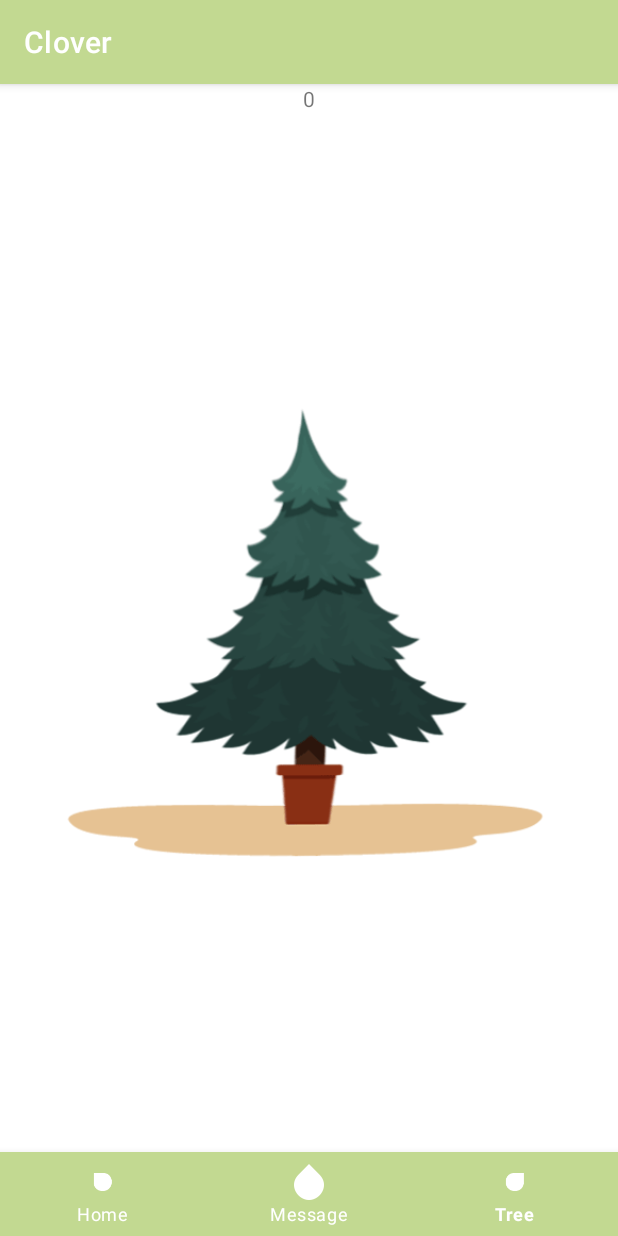
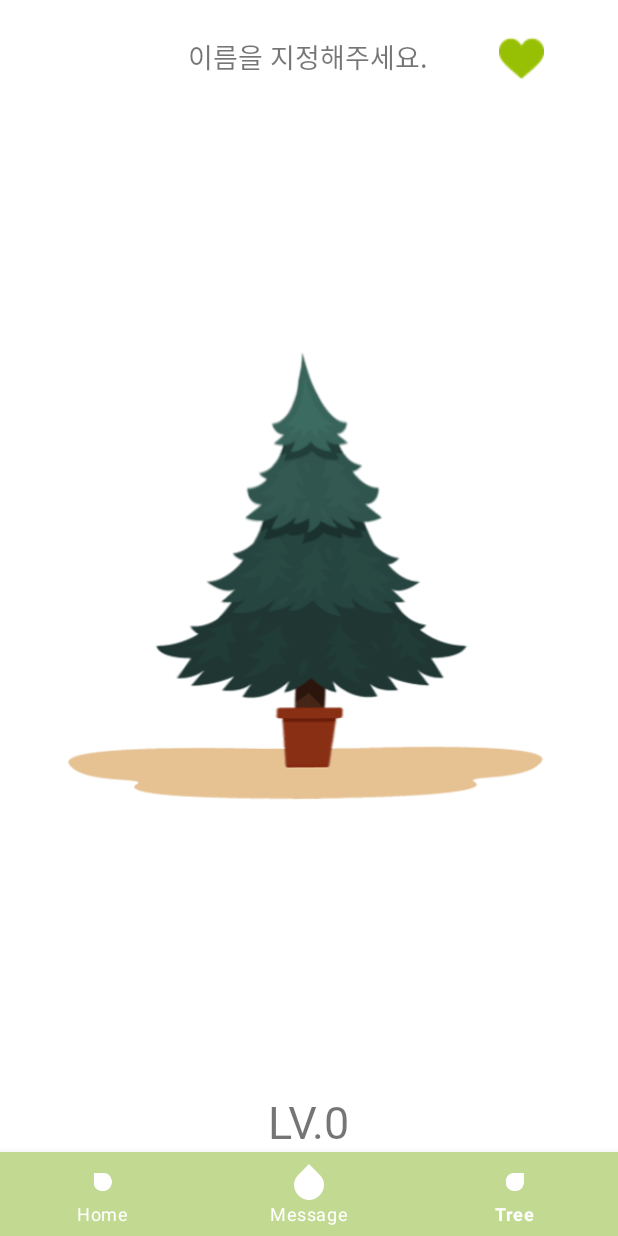
Before and after one commit to ParkSeungSu/CloverProject, an Android app: the screen it shows after launch (MainActivity), item 3 of the bottom bar chosen, on a phone screen of 412 x 824 dp. Run offline under Robolectric (Android 15) with nearby library versions, the phone set to English and light mode, and no system bars; our stand-ins replace Volley; pictures from the network do not load; 4 statements that could not run were skipped.

Commit message:
Edit Tree Name

```diff
--- a/app/src/main/java/halla/icsw/clover/fragment/TreerFagment.java
+++ b/app/src/main/java/halla/icsw/clover/fragment/TreerFagment.java
@@ -1,5 +1,7 @@
 package halla.icsw.clover.fragment;
 
+import android.app.AlertDialog;
+import android.content.DialogInterface;
 import android.content.SharedPreferences;
 import android.os.Bundle;
 
@@ -10,6 +12,7 @@ import android.view.View;
 import android.view.ViewGroup;
 import android.widget.Button;
 import android.widget.EditText;
+import android.widget.ImageButton;
 import android.widget.ImageView;
 import android.widget.TextView;
 import android.widget.Toast;
@@ -26,7 +29,10 @@ public class TreerFagment extends Fragment {
 
     private View view;
     private TextView treeNameText;
+    private TextView nameText;
 
+    ImageButton nameButton;
+    String savedName;
     int savedCount;
     private ImageView treeImage;
     static private String SHARE_NAME = "SHARE_REF";
@@ -45,17 +51,61 @@ public class TreerFagment extends Fragment {
         treeNameText = view.findViewById(R.id.treeName);
         savedCount = getSavedCount();
 
-        treeNameText.setText(String.valueOf(savedCount));
-
+        treeNameText.setText("LV."+String.valueOf(savedCount));
+        nameText=view.findViewById(R.id.nameView);
+        nameText.setText(getSavedName());
+        nameButton=view.findViewById(R.id.NameIgBt);
         treeImage = view.findViewById(R.id.treeImageView);
         treeImageSet();
+
+        AlertDialog.Builder ad = new AlertDialog.Builder(getActivity());
+
+        ad.setTitle("이름 입력");       // 제목 설정
+        ad.setMessage("나무에 이름을 지어주세요.");   // 내용 설정
+
+// EditText 삽입하기
+        final EditText et = new EditText(getActivity());
+        ad.setView(et);
+
+// 확인 버튼 설정
+        ad.setPositiveButton("저장", new DialogInterface.OnClickListener() {
+            @Override
+            public void onClick(DialogInterface dialog, int which) {
+
+                // Text 값 받아서 로그 남기기
+                String value = et.getText().toString();
+
+                setSavedName(value);
+                nameText.setText(getSavedName());
+                dialog.dismiss();     //닫기
+                // Event
+            }
+        });
+
+
+// 취소 버튼 설정
+        ad.setNegativeButton("No", new DialogInterface.OnClickListener() {
+            @Override
+            public void onClick(DialogInterface dialog, int which) {
+                dialog.dismiss();     //닫기
+                // Event
+            }
+        });
+
+        nameButton.setOnClickListener(new View.OnClickListener() {
+            @Override
+            public void onClick(View view) {
+                ad.show();
+            }
+        });
+
 
         return view;
     }
 
-    public void setSavedCount() {
+    public void setSavedName(String name) {
         savedCount = getSavedCount() + 1;
-        editor.putInt("count", savedCount);
+        editor.putString("name", name);
         editor.commit();
     }
 
@@ -63,40 +113,47 @@ public class TreerFagment extends Fragment {
         return sharedPreferences.getInt("count", 0);
     }
 
+    public String getSavedName() {
+        return sharedPreferences.getString("name", "이름을 지정해주세요.");
+    }
+
     public void treeImageSet() {
         savedCount = getSavedCount();
-        if (savedCount >= 0 && savedCount <= 4) {
+        if (savedCount >= 0 && savedCount <= 1) {
             GlideDrawableImageViewTarget gifImage = new GlideDrawableImageViewTarget(treeImage);
             Glide.with(getActivity()).load(R.drawable.tree1).override(600,600).into(gifImage);
             Toast.makeText(getActivity(), "모두에게 응원의 메시지!", Toast.LENGTH_SHORT).show();
-        } else if (savedCount >= 5 && savedCount <= 9) {
+        } else if (savedCount >= 2 && savedCount <= 3) {
             GlideDrawableImageViewTarget gifImage = new GlideDrawableImageViewTarget(treeImage);
             Glide.with(getActivity()).load(R.drawable.tree2).override(600,600).into(gifImage);
             Toast.makeText(getActivity(), "잎이 생겼어요!", Toast.LENGTH_SHORT).show();
-        } else if (savedCount >= 10 && savedCount <= 14) {
+        } else if (savedCount >= 4 && savedCount <= 5) {
             GlideDrawableImageViewTarget gifImage = new GlideDrawableImageViewTarget(treeImage);
             Glide.with(getActivity()).load(R.drawable.tree3).override(600,600).into(gifImage);
             Toast.makeText(getActivity(), "쑥쑥 자랐어요!", Toast.LENGTH_SHORT).show();
-        } else if (savedCount >= 15 && savedCount <= 19) {
+        } else if (savedCount >= 6 && savedCount <= 7) {
             GlideDrawableImageViewTarget gifImage = new GlideDrawableImageViewTarget(treeImage);
             Glide.with(getActivity()).load(R.drawable.tree4).override(600,600).into(gifImage);
             Toast.makeText(getActivity(), "무럭무럭 자랐어용!", Toast.LENGTH_SHORT).show();
-        } else if (savedCount >= 20 && savedCount <= 24) {
+        } else if (savedCount >= 8 && savedCount <= 9) {
             GlideDrawableImageViewTarget gifImage = new GlideDrawableImageViewTarget(treeImage);
             Glide.with(getActivity()).load(R.drawable.tree5).override(600,600).into(gifImage);
-        } else if (savedCount >= 25 && savedCount <= 29) {
+            Toast.makeText(getActivity(), "쑥쑥 자랐어용!", Toast.LENGTH_SHORT).show();
+        } else if (savedCount >= 10 && savedCount <= 11) {
             GlideDrawableImageViewTarget gifImage = new GlideDrawableImageViewTarget(treeImage);
             Glide.with(getActivity()).load(R.drawable.tree6).override(600,600).into(gifImage);
-        } else if (savedCount >= 30 && savedCount <= 34) {
+            Toast.makeText(getActivity(), "정말 자상한 분이시군요!", Toast.LENGTH_SHORT).show();
+        } else if (savedCount >= 12 && savedCount <= 13) {
             GlideDrawableImageViewTarget gifImage = new GlideDrawableImageViewTarget(treeImage);
             Glide.with(getActivity()).load(R.drawable.tree7).override(600,600).into(gifImage);
-        } else if (savedCount >= 35 && savedCount <= 39) {
+            Toast.makeText(getActivity(), "와! 많은 분들의 당신의 메시지를 보고 힘을 얻었어요!", Toast.LENGTH_SHORT).show();
+        } else if (savedCount >= 14 && savedCount <= 15) {
             GlideDrawableImageViewTarget gifImage = new GlideDrawableImageViewTarget(treeImage);
             Glide.with(getActivity()).load(R.drawable.tree8).override(600,600).into(gifImage);
-        } else if (savedCount >= 40 && savedCount <= 44) {
+        } else if (savedCount >= 16 && savedCount <= 17) {
             GlideDrawableImageViewTarget gifImage = new GlideDrawableImageViewTarget(treeImage);
             Glide.with(getActivity()).load(R.drawable.tree9).override(600,600).into(gifImage);
-        } else if (savedCount >= 45 && savedCount <= 49) {
+        } else if (savedCount >= 18 && savedCount <= 19) {
             GlideDrawableImageViewTarget gifImage = new GlideDrawableImageViewTarget(treeImage);
             Glide.with(getActivity()).load(R.drawable.tree10).override(600,600).into(gifImage);
         }else {
--- a/app/src/main/res/layout/fragment_main.xml
+++ b/app/src/main/res/layout/fragment_main.xml
@@ -19,7 +19,8 @@
             <androidx.recyclerview.widget.RecyclerView
                 android:id="@+id/recycler"
                 android:layout_width="match_parent"
-                android:layout_height="400dp"></androidx.recyclerview.widget.RecyclerView>
+                android:layout_height="400dp"
+                android:layout_marginTop="20dp"></androidx.recyclerview.widget.RecyclerView>
 
             <LinearLayout
                 android:layout_width="match_parent"
--- a/app/src/main/res/layout/fragment_tree.xml
+++ b/app/src/main/res/layout/fragment_tree.xml
@@ -4,20 +4,14 @@
     xmlns:tools="http://schemas.android.com/tools"
     android:layout_width="match_parent"
     android:layout_height="match_parent"
+    android:background="#FFFFFF"
+    android:backgroundTint="#FFFFFF"
+    android:foregroundTint="#00FFFFFF"
     tools:context=".fragment.TreerFagment">
 
     <androidx.constraintlayout.widget.ConstraintLayout
         android:layout_width="match_parent"
         android:layout_height="match_parent">
-
-        <TextView
-            android:id="@+id/treeName"
-            android:layout_width="wrap_content"
-            android:layout_height="wrap_content"
-            android:text="TextView"
-            app:layout_constraintEnd_toEndOf="parent"
-            app:layout_constraintStart_toStartOf="parent"
-            app:layout_constraintTop_toTopOf="parent" />
 
         <ImageView
             android:id="@+id/treeImageView"
@@ -27,7 +21,43 @@
             app:layout_constraintBottom_toBottomOf="parent"
             app:layout_constraintEnd_toEndOf="parent"
             app:layout_constraintStart_toStartOf="parent"
-            app:layout_constraintTop_toBottomOf="@+id/treeName" />
+            app:layout_constraintTop_toTopOf="parent" />
+
+        <TextView
+            android:id="@+id/treeName"
+            android:layout_width="wrap_content"
+            android:layout_height="wrap_content"
+            android:fontFamily="@font/tmoneyroundwindregular"
+            android:text="TextView"
+            android:textSize="30sp"
+            app:layout_constraintBottom_toBottomOf="parent"
+            app:layout_constraintEnd_toEndOf="parent"
+            app:layout_constraintStart_toStartOf="parent" />
+
+        <TextView
+            android:id="@+id/nameView"
+            android:layout_width="wrap_content"
+            android:layout_height="wrap_content"
+            android:layout_marginTop="24dp"
+            android:fontFamily="@font/tmoneyroundwindregular"
+            android:text="나무 이름"
+            android:textSize="18sp"
+            app:layout_constraintEnd_toEndOf="parent"
+            app:layout_constraintHorizontal_bias="0.498"
+            app:layout_constraintStart_toStartOf="parent"
+            app:layout_constraintTop_toTopOf="parent" />
+
+        <ImageButton
+            android:id="@+id/NameIgBt"
+            android:layout_width="wrap_content"
+            android:layout_height="wrap_content"
+            android:layout_marginTop="24dp"
+            android:src="@drawable/heart"
+            app:layout_constraintEnd_toEndOf="parent"
+            app:layout_constraintHorizontal_bias="0.492"
+            app:layout_constraintStart_toEndOf="@+id/nameView"
+            app:layout_constraintTop_toTopOf="parent"
+            android:background="@android:color/transparent"/>
 
     </androidx.constraintlayout.widget.ConstraintLayout>
 </FrameLayout>
--- a/app/src/main/res/layout/recycler_item.xml
+++ b/app/src/main/res/layout/recycler_item.xml
@@ -11,6 +11,7 @@
             android:gravity="center|left"
             android:textColor="#555555"
             android:textStyle="bold"
+            android:fontFamily="@font/tmoneyroundwindregular"
             android:textSize="25sp"
             android:layout_marginLeft="16dp"
             android:layout_marginTop="5dp"/>
@@ -18,7 +19,7 @@
         <ImageView
             android:id="@+id/iv"
             android:layout_width="match_parent"
-            android:layout_height="420dp"
+            android:layout_height="440dp"
             android:src="@mipmap/ic_launcher"
             android:adjustViewBounds="true"
             android:layout_margin="16dp"
--- a/app/src/main/res/values/themes.xml
+++ b/app/src/main/res/values/themes.xml
@@ -12,5 +12,9 @@
         <!-- Status bar color. -->
         <item name="android:statusBarColor" tools:targetApi="l">?attr/colorPrimaryVariant</item>
         <!-- Customize your theme here. -->
+        <!-- No Title Bar-->
+        <item name="windowActionBar">false</item>
+        <item name="windowNoTitle">true</item>
+
     </style>
 </resources>
```
Also changed, not shown: app/src/main/res/layout/fragment_message.xml (+31 -16 lines), 1 other file.
